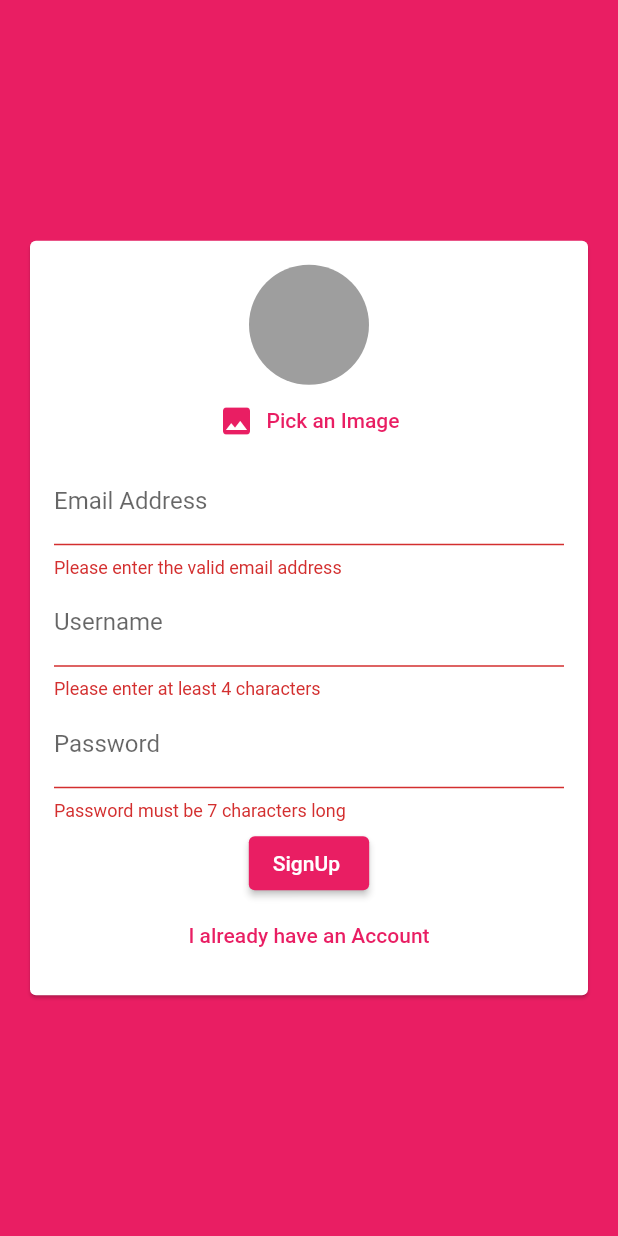
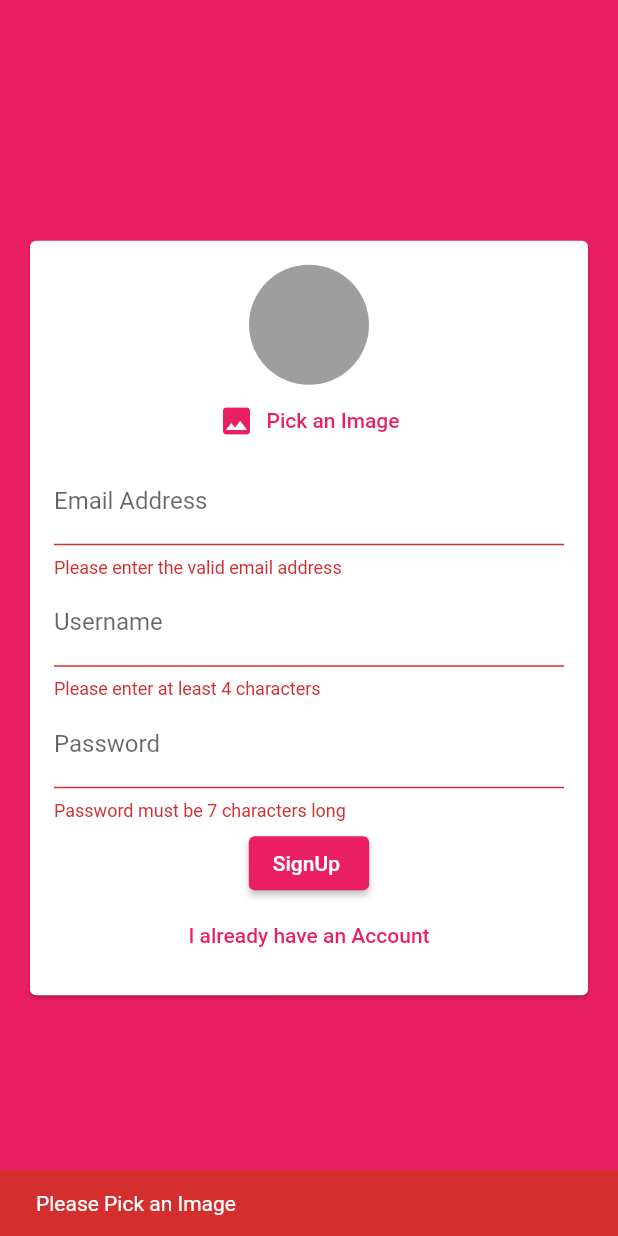
Before and after one commit to SumanRasaili/chat-app, a Flutter app: the screen it shows after launch, after a tap on "SignUp", on a phone screen of 412 x 824 dp. Run offline on Flutter 3.47's test engine with Material 2 defaults, Android fonts, the phone set to English and light mode, and no system bars; our stand-ins replace cloud_firestore, firebase_auth, firebase_core, firebase_storage, image_picker; accounts and stored records are empty.

Commit message:
adding images in firebase_storage bucket and displaying images

```diff
--- a/lib/pickers/user_picker_image.dart
+++ b/lib/pickers/user_picker_image.dart
@@ -5,7 +5,8 @@ import 'package:flutter/material.dart';
 import 'package:image_picker/image_picker.dart';
 
 class UserImagePicker extends StatefulWidget {
-  const UserImagePicker({Key? key}) : super(key: key);
+  const UserImagePicker(this.imagePickFn);
+  final void Function(File pickedImage) imagePickFn;
 
   @override
   State<UserImagePicker> createState() => _UserImagePickerState();
@@ -19,6 +20,7 @@ class _UserImagePickerState extends State<UserImagePicker> {
     setState(() {
       _pickedImage = File(pickedImageFile!.path);
     });
+    widget.imagePickFn((File(pickedImageFile!.path)));
   }
   @override
   Widget build(BuildContext context) {
--- a/lib/screens/authentication_screen.dart
+++ b/lib/screens/authentication_screen.dart
@@ -1,5 +1,8 @@
+import 'dart:io';
+
 import 'package:chatapp/widgets/auth/auth_form.dart';
 import 'package:cloud_firestore/cloud_firestore.dart';
+import 'package:firebase_storage/firebase_storage.dart';
 import 'package:flutter/material.dart';
 import 'package:firebase_auth/firebase_auth.dart';
 import 'package:flutter/services.dart';
@@ -14,8 +17,9 @@ class AuthenticationScreen extends StatefulWidget {
 class _AuthenticationScreenState extends State<AuthenticationScreen> {
   final _auth = FirebaseAuth.instance;
   var _isLoading = false;
+
   void _submitAuthForm(String email, String password, String userName,
-      bool isLogin, BuildContext ctx) async {
+      bool isLogin, BuildContext ctx, File image) async {
     UserCredential authResult;
 
     try {
@@ -28,6 +32,12 @@ class _AuthenticationScreenState extends State<AuthenticationScreen> {
       } else {
         authResult = await _auth.createUserWithEmailAndPassword(
             email: email, password: password);
+
+//ref is the root bucket.here child is the folder and user_image is the path where imagae is stored adn the last is extension
+      final ref =   FirebaseStorage.instance.ref().child('user_image').child(authResult.user!.uid+'.jpg');
+     await ref.putFile(image);
+
+
         //we have did thsi to save our new created user to the new collection of user which is not present but we create
         //and we have taken the userid from the user created in authresult's uid and set the fields as uername and email
         await FirebaseFirestore.instance
@@ -35,6 +45,10 @@ class _AuthenticationScreenState extends State<AuthenticationScreen> {
             .doc(authResult.user!.uid)
             .set({'userName': userName, 'email': email, 'password': password});
       }
+
+
+
+
     } on PlatformException catch (err) {
       var message = 'An Error Occured!,Please Check your credentials!';
       if (err.message != null) {
@@ -49,9 +63,12 @@ class _AuthenticationScreenState extends State<AuthenticationScreen> {
       });
     } catch (err) {
       print(err);
+
+      if(mounted){
       setState(() {
         _isLoading = false;
       });
+      }
     }
   }
 
@@ -59,6 +76,9 @@ class _AuthenticationScreenState extends State<AuthenticationScreen> {
   Widget build(BuildContext context) {
     return Scaffold(
         backgroundColor: Theme.of(context).primaryColor,
-        body: Authform(_submitAuthForm, _isLoading));
+        body: Authform(
+          _submitAuthForm,
+          _isLoading,
+        ));
   }
 }
--- a/lib/widgets/auth/auth_form.dart
+++ b/lib/widgets/auth/auth_form.dart
@@ -1,13 +1,13 @@
-
 import 'package:chatapp/pickers/user_picker_image.dart';
 import 'package:flutter/material.dart';
 import 'package:image_picker/image_picker.dart';
+import 'dart:io';
 
 class Authform extends StatefulWidget {
-  Authform(this.submitFn,this.isLoading);
+  Authform(this.submitFn, this.isLoading);
   final bool isLoading;
   final void Function(String email, String password, String userName,
-      bool isLogin, BuildContext ctx) submitFn;
+      bool isLogin, BuildContext ctx, File image) submitFn;
 
   @override
   State<Authform> createState() => _AuthformState();
@@ -18,22 +18,30 @@ class _AuthformState extends State<Authform> {
   String _userPassword = '';
   String _userEmail = '';
   String _userName = '';
+  var _userImageFile;
+
   var _isLogin = false;
-
+  void _pickedImage(File image) {
+    _userImageFile = image;
+  }
 
   void _trySubmit() {
     final isValid = _formKey.currentState!.validate();
     FocusScope.of(context).unfocus();
+    if (_userImageFile == null && !_isLogin) {
+      ScaffoldMessenger.of(context).showSnackBar(SnackBar(
+        content: const Text("Please Pick an Image"),
+        backgroundColor: Theme.of(context).errorColor,
+      ));
+      return;
+    }
     if (isValid) {
       _formKey.currentState!.save();
-      widget.submitFn(_userEmail.trim(), _userPassword.trim(), _userName.trim(), _isLogin, context);
+      widget.submitFn(_userEmail.trim(), _userPassword.trim(), _userName.trim(),
+          _isLogin, context,_userImageFile);
     }
   }
- _pickImage(){
 
-  final image = ImagePicker().pickImage(source: ImageSource.camera);
-  print(image);
- }
   @override
   Widget build(BuildContext context) {
     return Center(
@@ -48,9 +56,7 @@ class _AuthformState extends State<Authform> {
                 mainAxisSize: MainAxisSize.min,
                 //that makes column to only take its height
                 children: [
-                      if(!_isLogin)
-                     const UserImagePicker(),
-
+                  if (!_isLogin) UserImagePicker(_pickedImage),
                   TextFormField(
                     key: const ValueKey('email'),
                     keyboardType: TextInputType.emailAddress,
@@ -105,13 +111,12 @@ class _AuthformState extends State<Authform> {
                   const SizedBox(
                     height: 4,
                   ),
-                      if(widget.isLoading)
-                      const CircularProgressIndicator(),
-                      if(!widget.isLoading)
+                  if (widget.isLoading) const CircularProgressIndicator(),
+                  if (!widget.isLoading)
                     ElevatedButton(
                         onPressed: _trySubmit,
                         child: Text(_isLogin ? 'Login' : 'SignUp ')),
-                          if(!widget.isLoading)
+                  if (!widget.isLoading)
                     TextButton(
                         onPressed: () {
                           setState(() {
@@ -123,8 +128,10 @@ class _AuthformState extends State<Authform> {
                             : 'I already have an Account'))
                 ],
               ),
-                )),
-          )),
+            ),
+          ),
+        ),
+      ),
     );
   }
 }
--- a/pubspec.yaml
+++ b/pubspec.yaml
@@ -33,6 +33,7 @@ dependencies:
   firebase_core: ^1.22.0
   firebase_auth: ^3.5.0
   image_picker: ^0.8.5+3
+  firebase_storage: ^10.3.8
 
 
   # The following adds the Cupertino Icons font to your application.
```
Also changed, not shown: pubspec.lock. Lines whose indentation alone changed are shown as unchanged.
